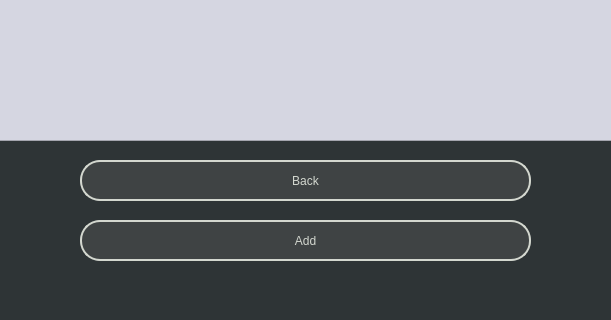
Above: MainWindow/booking.ui from k-rility/MyCourseWork before the change; both pictures show x 250 to 861 and y 400 to 720 of the 1080 by 720 pixel window. Below: the same form after it.
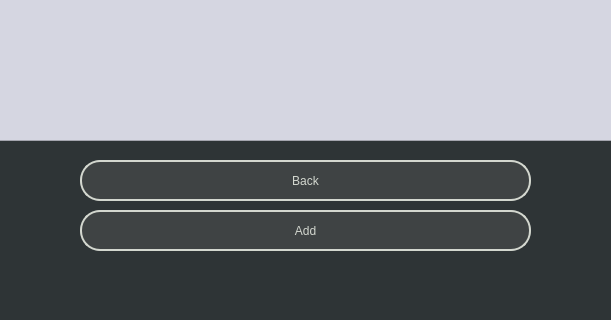
That is the form after the change.

Diff of the .ui file:
```diff
--- a/MainWindow/booking.ui
+++ b/MainWindow/booking.ui
@@ -76,7 +76,7 @@
    <property name="geometry">
     <rect>
      <x>330</x>
-     <y>620</y>
+     <y>610</y>
      <width>451</width>
      <height>41</height>
     </rect>
```
Left out of the diff: 19 changed lines with no effect on the pictures.
